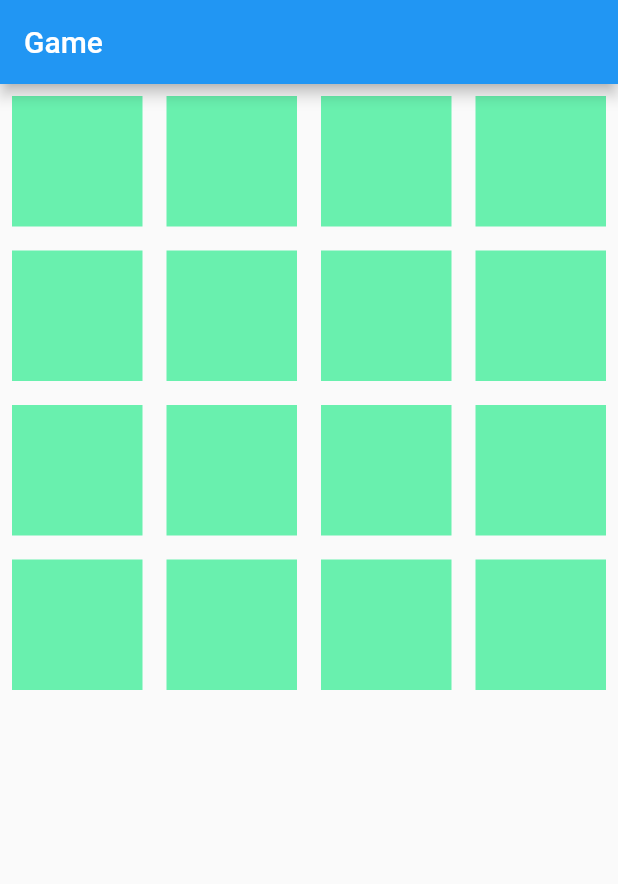
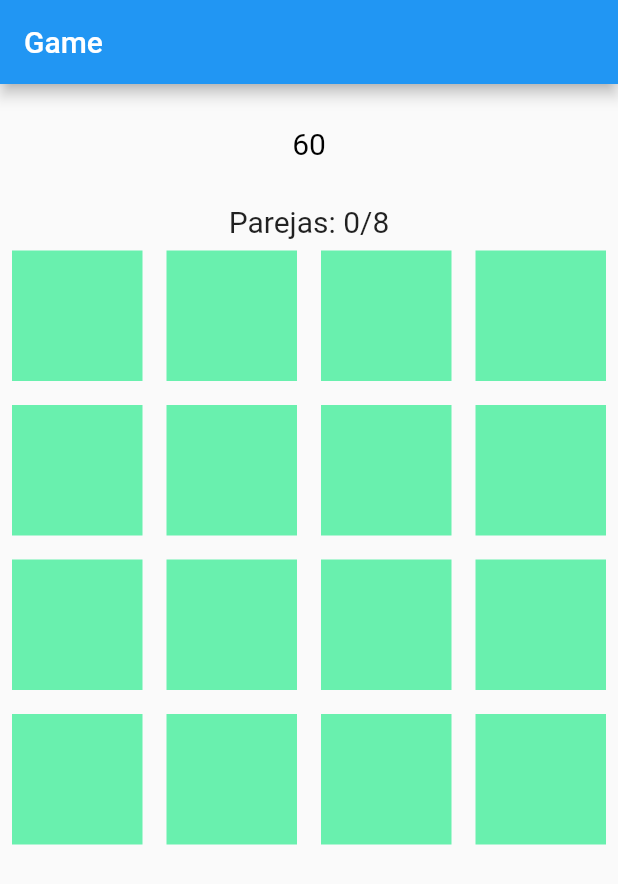
Before and after one commit to danihp6/flutter_github, a Flutter app: the screen it shows after launch, on a phone screen of 412 x 824 dp. Shown: the top 884 px of the screen. Run offline on Flutter 3.47's test engine with Material 2 defaults, Android fonts, the phone set to English and light mode, and no system bars; our stand-ins replace cloud_firestore, firebase_auth, firebase_messaging; accounts and stored records are empty.

Commit message:
Logica de partida simple terminada + Timer

```diff
--- a/twins_test_logic/lib/pages/game_page.dart
+++ b/twins_test_logic/lib/pages/game_page.dart
@@ -3,6 +3,7 @@ import 'package:twins_test_logic/models/game.dart';
 import 'package:twins_test_logic/models/single_game.dart';
 import 'package:twins_test_logic/models/token.dart';
 import 'package:twins_test_logic/widgets/token_widget.dart';
+import 'package:twins_test_logic/widgets/clock_widget.dart';
 
 class GamePage extends StatefulWidget {
   GamePage(this.game);
@@ -20,6 +21,20 @@ class _GamePageState extends State<GamePage> {
       body: Container(
         child: Column(
           children: <Widget>[
+            Container(
+              width: 80,
+              height: 80,
+              child: ClockWidget(
+                start: 60,
+                duration: 60,
+                onDone: (){
+                  print('fin');
+                },
+                )
+              ),
+            Text('Parejas: ${widget.game.twins.toString()}/${widget.game.board.length~/2}',style:TextStyle(
+              fontSize: 20
+            )),
             Expanded(
               child: GridView.builder(
                   itemCount: widget.game.board.length,
--- /dev/null
+++ b/twins_test_logic/lib/widgets/clock_widget.dart
@@ -0,0 +1,56 @@
+import 'package:flutter/material.dart';
+import 'package:quiver/async.dart';
+
+const int TIMER = -1;
+const int CHRONOMETER = 1;
+
+class ClockWidget extends StatefulWidget {
+  ClockWidget({@required this.start ,@required this.duration,this.operation=TIMER,@required this.onDone});
+  int start;
+  int duration;
+  int operation;
+  Function onDone;
+
+  @override
+  _ClockWidgetState createState() => _ClockWidgetState();
+}
+
+class _ClockWidgetState extends State<ClockWidget> {
+int _current;
+Color _color=Colors.black;
+
+void startTimer() {
+  CountdownTimer countDownTimer = new CountdownTimer(
+    new Duration(seconds: widget.duration),
+    new Duration(seconds:1),
+  );
+
+  var sub = countDownTimer.listen(null);
+  sub.onData((duration) {
+    setState(() {
+      _current = widget.start + widget.operation * duration.elapsed.inSeconds;
+      if(_current==widget.duration~/2)_color=Colors.yellow;
+      if(_current==widget.duration~/4)_color=Colors.red;
+    });
+  });
+
+  sub.onDone(() {
+    widget.onDone();
+    sub.cancel();
+  });
+}
+
+@override
+void initState() {
+  super.initState();
+  _current = widget.start;
+  startTimer();
+}
+
+Widget build(BuildContext context) {
+  return Center(child: Text("$_current",style: TextStyle(
+    fontSize: 20,
+    color: _color
+  ),));
+}
+}
```
Also changed, not shown: twins_test_logic/lib/widgets/token_widget.dart (+8 -4 lines).
